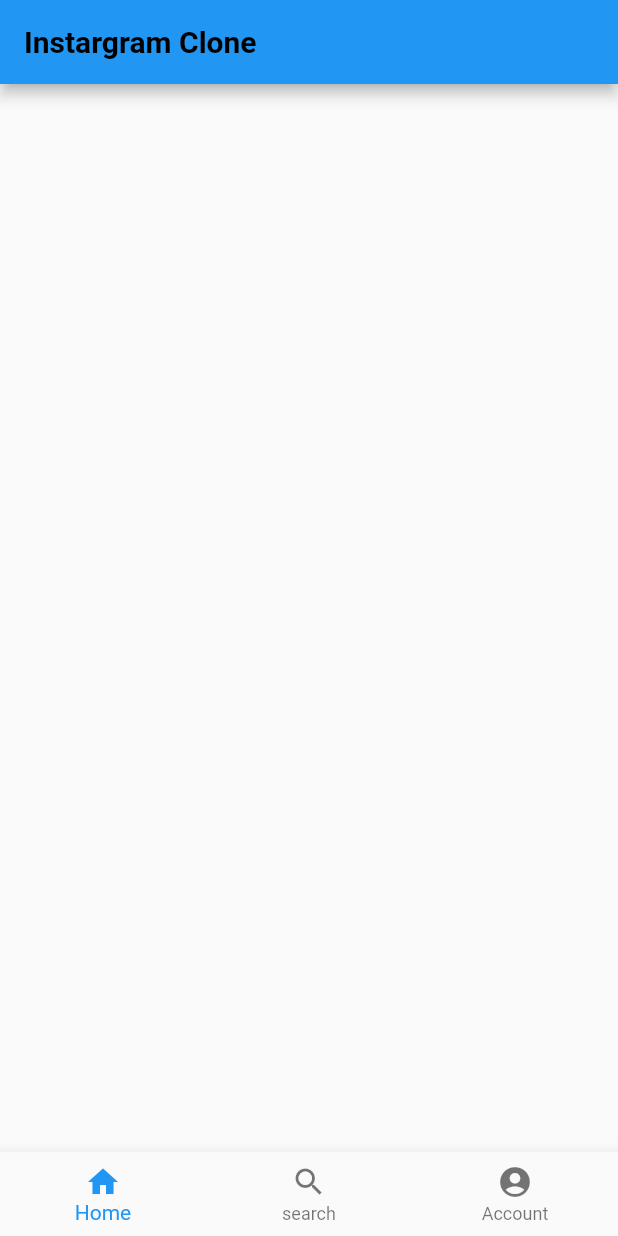
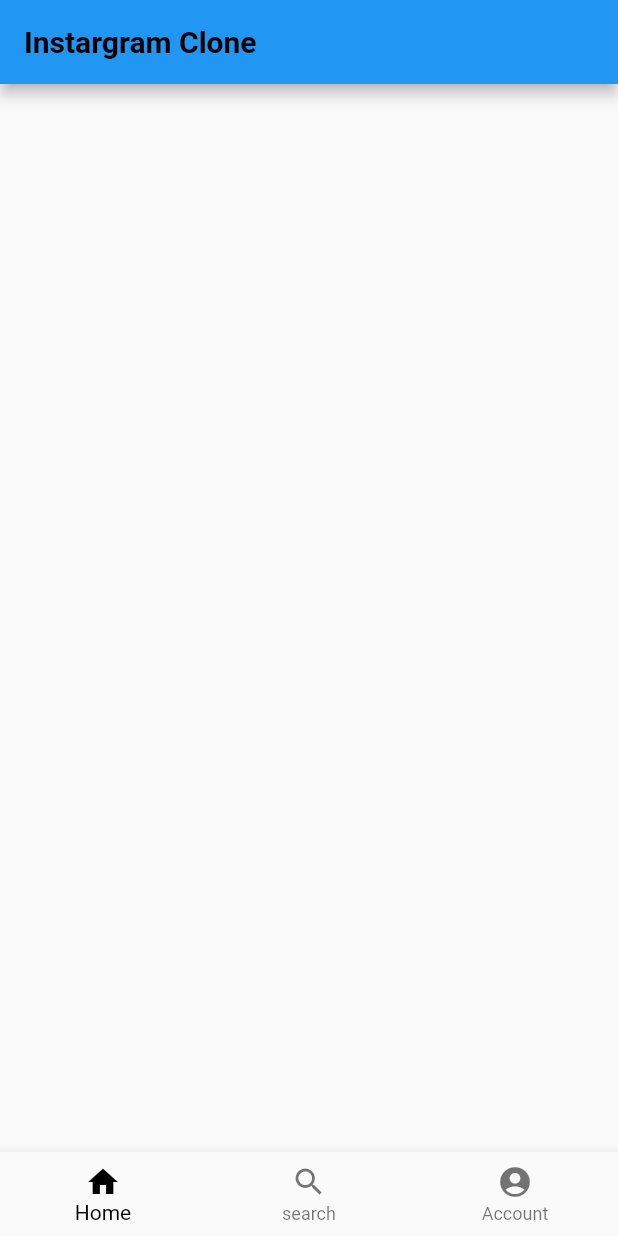
Before and after one commit to jkkim74/instargram_clone, a Flutter app: the screen it shows after launch, on a phone screen of 412 x 824 dp. Run offline on Flutter 3.47's test engine with Material 2 defaults, Android fonts, the phone set to English and light mode, and no system bars.

Commit message:
home page add

```diff
--- a/lib/home_page.dart
+++ b/lib/home_page.dart
@@ -9,6 +9,23 @@ class HomePage extends StatelessWidget {
           ,style: TextStyle(color: Colors.black,fontWeight: FontWeight.bold),
         ),
       ),
+      body: _buildBody(),
     );
   }
+
+  Widget _buildBody() {
+    return const Padding(
+      padding: EdgeInsets.all(8.0),
+      child: SafeArea(
+          child: SingleChildScrollView(
+            child: Center(
+
+            ),
+          )
+      ),
+    );
+
+  }
+
+
 }
--- a/lib/tab_page.dart
+++ b/lib/tab_page.dart
@@ -20,6 +20,7 @@ class _TabPageState extends State<TabPage> {
     return Scaffold(
       body: Center(child: _pages[_selectedIndex]),
       bottomNavigationBar: BottomNavigationBar(
+        fixedColor: Colors.black,
         onTap: _onItemTaped,
           currentIndex: _selectedIndex,
           items: const <BottomNavigationBarItem>[
```
